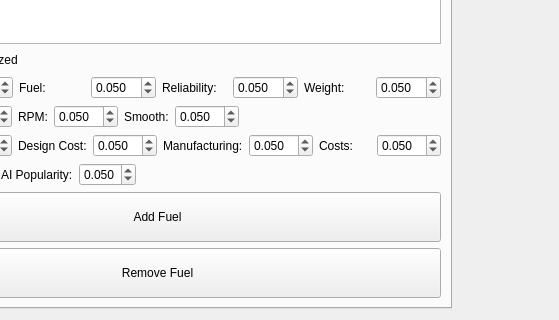
Above: ComponentsEditor.ui from gearcity/GearCity_ModTools before the change; both pictures show x 721 to 1280 and y 443 to 763 of the 1280 by 763 pixel window. Below: the same form after it.
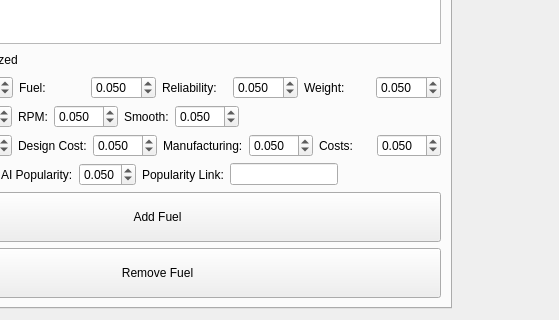
That is the form after the change. The open tabs and pages were chosen to show the change.

What changed in the file:
```diff
--- a/ComponentsEditor.ui
+++ b/ComponentsEditor.ui
@@ -2980,6 +2980,16 @@
              </property>
             </widget>
            </item>
+           <item>
+            <widget class="QLabel" name="label_203">
+             <property name="text">
+              <string>Popularity Link:</string>
+             </property>
+            </widget>
+           </item>
+           <item>
+            <widget class="QLineEdit" name="lineEdit_fuel_popLink"/>
+           </item>
            <item>
             <spacer name="horizontalSpacer_12">
              <property name="orientation">
```
